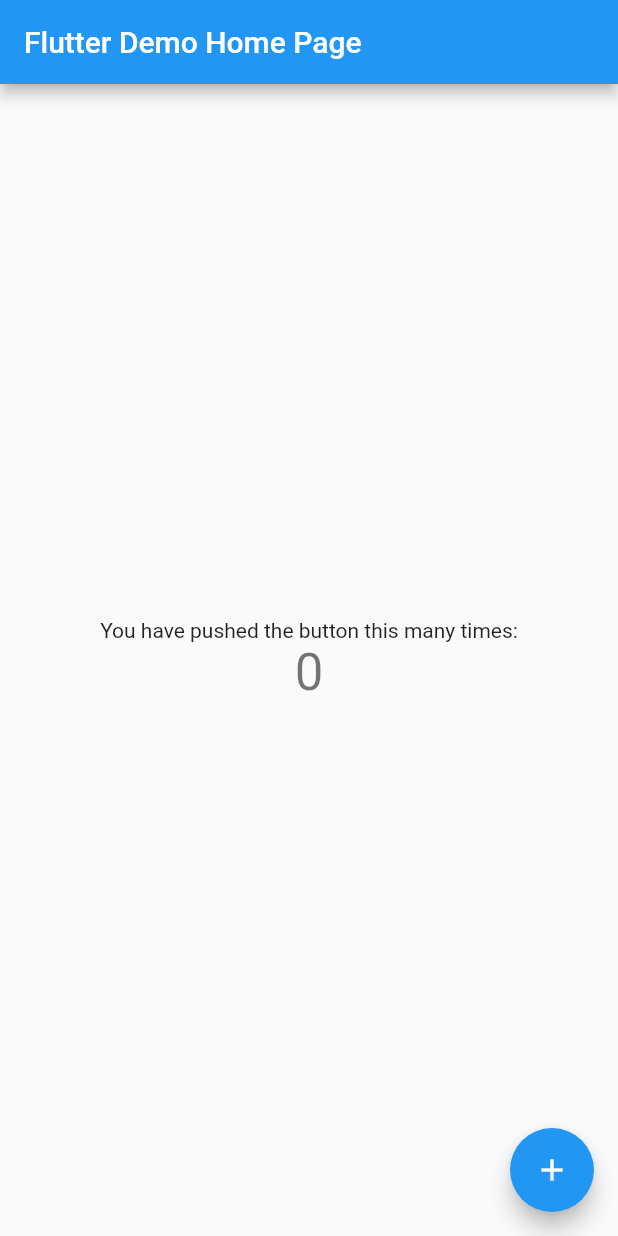
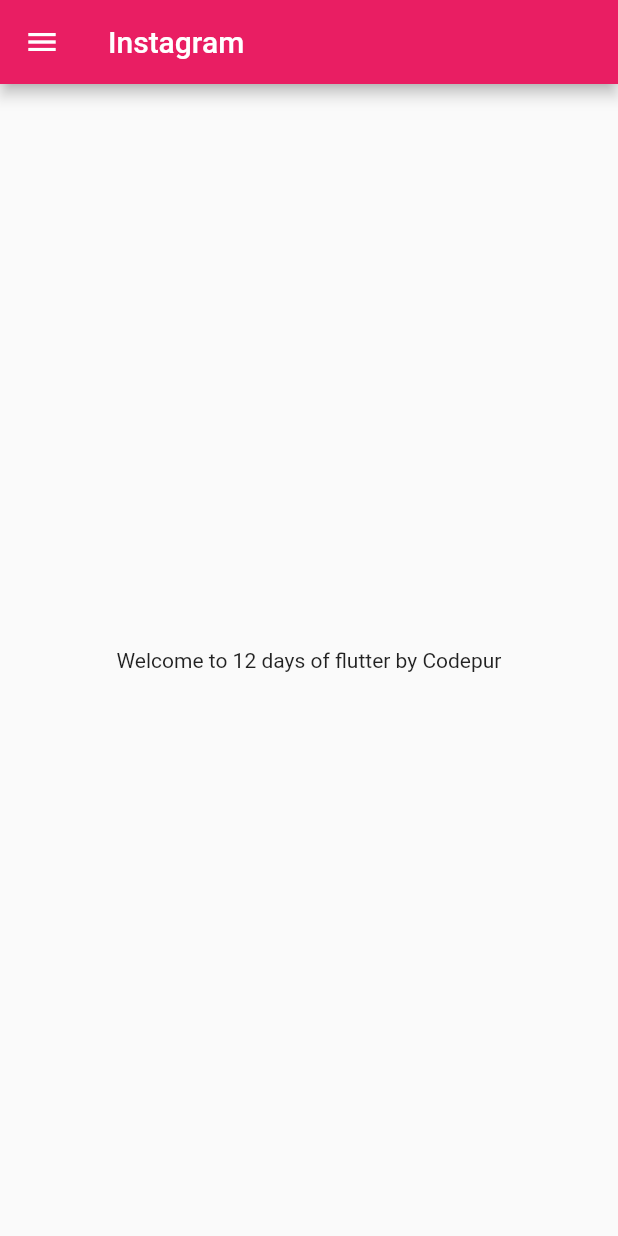
Before and after one commit to theabhayprajapati/30-days-of-Flutter, a Flutter app: the screen it shows after launch, on a phone screen of 412 x 824 dp. Run offline on Flutter 3.47's test engine with Material 2 defaults, Android fonts, the phone set to English and light mode, and no system bars.

Commit message:
added Homepage

```diff
--- a/lib/main.dart
+++ b/lib/main.dart
@@ -1,115 +1,20 @@
+import 'package:firstapp/pages/Homepage.dart';
 import 'package:flutter/material.dart';
 
-void main() {
+// add media queries
+
+void main(List<String> args) {
   runApp(const MyApp());
 }
 
 class MyApp extends StatelessWidget {
   const MyApp({Key? key}) : super(key: key);
 
-  // This widget is the root of your application.
   @override
   Widget build(BuildContext context) {
     return MaterialApp(
-      title: 'Flutter Demo',
-      theme: ThemeData(
-        // This is the theme of your application.
-        //
-        // Try running your application with "flutter run". You'll see the
-        // application has a blue toolbar. Then, without quitting the app, try
-        // changing the primarySwatch below to Colors.green and then invoke
-        // "hot reload" (press "r" in the console where you ran "flutter run",
-        // or simply save your changes to "hot reload" in a Flutter IDE).
-        // Notice that the counter didn't reset back to zero; the application
-        // is not restarted.
-        primarySwatch: Colors.blue,
-      ),
-      home: const MyHomePage(title: 'Flutter Demo Home Page'),
+      debugShowCheckedModeBanner: false,
+      home: Homepage(),
     );
   }
 }
-
-class MyHomePage extends StatefulWidget {
-  const MyHomePage({Key? key, required this.title}) : super(key: key);
-
-  // This widget is the home page of your application. It is stateful, meaning
-  // that it has a State object (defined below) that contains fields that affect
-  // how it looks.
-
-  // This class is the configuration for the state. It holds the values (in this
-  // case the title) provided by the parent (in this case the App widget) and
-  // used by the build method of the State. Fields in a Widget subclass are
-  // always marked "final".
-
-  final String title;
-
-  @override
-  State<MyHomePage> createState() => _MyHomePageState();
-}
-
-class _MyHomePageState extends State<MyHomePage> {
-  int _counter = 0;
-
-  void _incrementCounter() {
-    setState(() {
-      // This call to setState tells the Flutter framework that something has
-      // changed in this State, which causes it to rerun the build method below
-      // so that the display can reflect the updated values. If we changed
-      // _counter without calling setState(), then the build method would not be
-      // called again, and so nothing would appear to happen.
-      _counter++;
-    });
-  }
-
-  @override
-  Widget build(BuildContext context) {
-    // This method is rerun every time setState is called, for instance as done
-    // by the _incrementCounter method above.
-    //
-    // The Flutter framework has been optimized to make rerunning build methods
-    // fast, so that you can just rebuild anything that needs updating rather
-    // than having to individually change instances of widgets.
-    return Scaffold(
-      appBar: AppBar(
-        // Here we take the value from the MyHomePage object that was created by
-        // the App.build method, and use it to set our appbar title.
-        title: Text(widget.title),
-      ),
-      body: Center(
-        // Center is a layout widget. It takes a single child and positions it
-        // in the middle of the parent.
-        child: Column(
-          // Column is also a layout widget. It takes a list of children and
-          // arranges them vertically. By default, it sizes itself to fit its
-          // children horizontally, and tries to be as tall as its parent.
-          //
-          // Invoke "debug painting" (press "p" in the console, choose the
-          // "Toggle Debug Paint" action from the Flutter Inspector in Android
-          // Studio, or the "Toggle Debug Paint" command in Visual Studio Code)
-          // to see the wireframe for each widget.
-          //
-          // Column has various properties to control how it sizes itself and
-          // how it positions its children. Here we use mainAxisAlignment to
-          // center the children vertically; the main axis here is the vertical
-          // axis because Columns are vertical (the cross axis would be
-          // horizontal).
-          mainAxisAlignment: MainAxisAlignment.center,
-          children: <Widget>[
-            const Text(
-              'You have pushed the button this many times:',
-            ),
-            Text(
-              '$_counter',
-              style: Theme.of(context).textTheme.headline4,
-            ),
-          ],
-        ),
-      ),
-      floatingActionButton: FloatingActionButton(
-        onPressed: _incrementCounter,
-        tooltip: 'Increment',
-        child: const Icon(Icons.add),
-      ), // This trailing comma makes auto-formatting nicer for build methods.
-    );
-  }
-}
--- a/lib/pages/Homepage.dart
+++ b/lib/pages/Homepage.dart
@@ -0,0 +1,21 @@
+import 'package:flutter/material.dart';
+
+class Homepage extends StatelessWidget {
+  final day = DateTime.now().day;
+  final name = "Codepur";
+  @override
+  Widget build(BuildContext context) {
+    return Scaffold(
+      appBar: AppBar(
+        title: Text("Instagram"),
+        backgroundColor: Colors.pink,
+      ),
+      body: Center(
+        child: Container(
+          child: Text('Welcome to $day days of flutter by $name'),
+        ),
+      ),
+      drawer: const Drawer(),
+    );
+  }
+}
```
